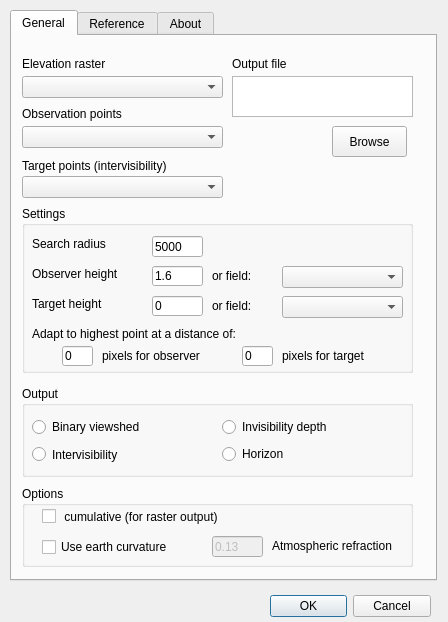
This is ui_viewshedanalysis.ui in zoran-cuckovic/QGIS-visibility-analysis as Qt 5 draws it before an edit. The edited form follows.
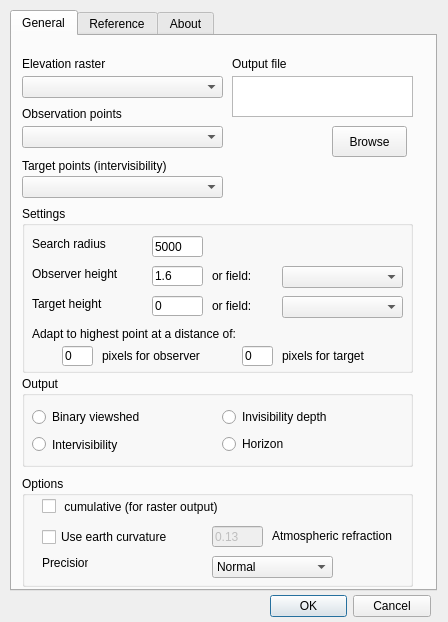
This is the edited form.

What changed in the file:
```diff
--- a/ui_viewshedanalysis.ui
+++ b/ui_viewshedanalysis.ui
@@ -19,9 +19,12 @@
      <x>10</x>
      <y>10</y>
      <width>427</width>
-     <height>571</height>
+     <height>581</height>
     </rect>
    </property>
+   <property name="autoFillBackground">
+    <bool>false</bool>
+   </property>
    <property name="currentIndex">
     <number>0</number>
    </property>
@@ -118,7 +121,7 @@
      <property name="geometry">
       <rect>
        <x>10</x>
-       <y>350</y>
+       <y>340</y>
        <width>391</width>
        <height>91</height>
       </rect>
@@ -391,9 +394,9 @@
      <property name="geometry">
       <rect>
        <x>10</x>
-       <y>450</y>
+       <y>440</y>
        <width>391</width>
-       <height>81</height>
+       <height>111</height>
       </rect>
      </property>
      <property name="title">
@@ -457,6 +460,50 @@
        <string> cumulative (for raster output)</string>
       </property>
      </widget>
+     <widget class="QLabel" name="label_12">
+      <property name="geometry">
+       <rect>
+        <x>20</x>
+        <y>80</y>
+        <width>46</width>
+        <height>13</height>
+       </rect>
+      </property>
+      <property name="text">
+       <string>Precision</string>
+      </property>
+     </widget>
+     <widget class="QComboBox" name="cmbAlgorithm">
+      <property name="geometry">
+       <rect>
+        <x>190</x>
+        <y>80</y>
+        <width>121</width>
+        <height>22</height>
+       </rect>
+      </property>
+      <property name="editable">
+       <bool>false</bool>
+      </property>
+      <property name="currentIndex">
+       <number>1</number>
+      </property>
+      <item>
+       <property name="text">
+        <string>Coarse</string>
+       </property>
+      </item>
+      <item>
+       <property name="text">
+        <string>Normal</string>
+       </property>
+      </item>
+      <item>
+       <property name="text">
+        <string>Fine</string>
+       </property>
+      </item>
+     </widget>
     </widget>
     <widget class="QComboBox" name="cmbPointsTarget">
      <property name="enabled">
```
Left out of the diff: 68 changed lines with no effect on the pictures.
